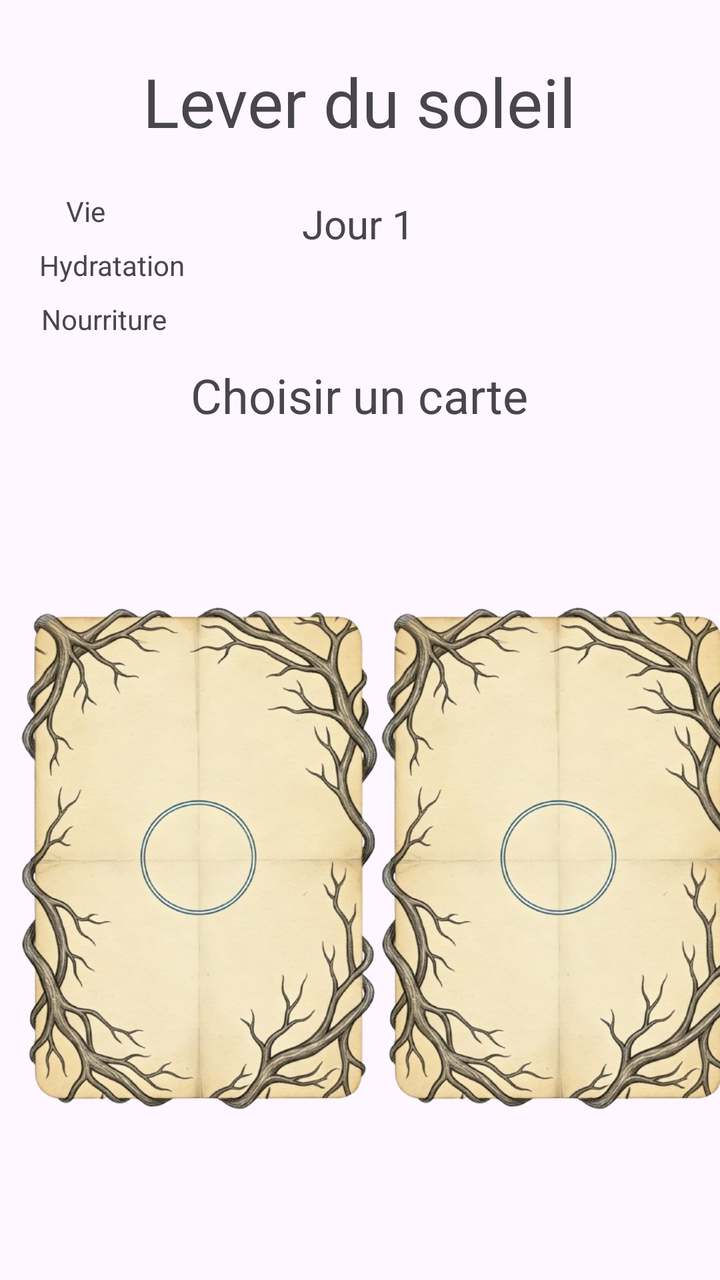
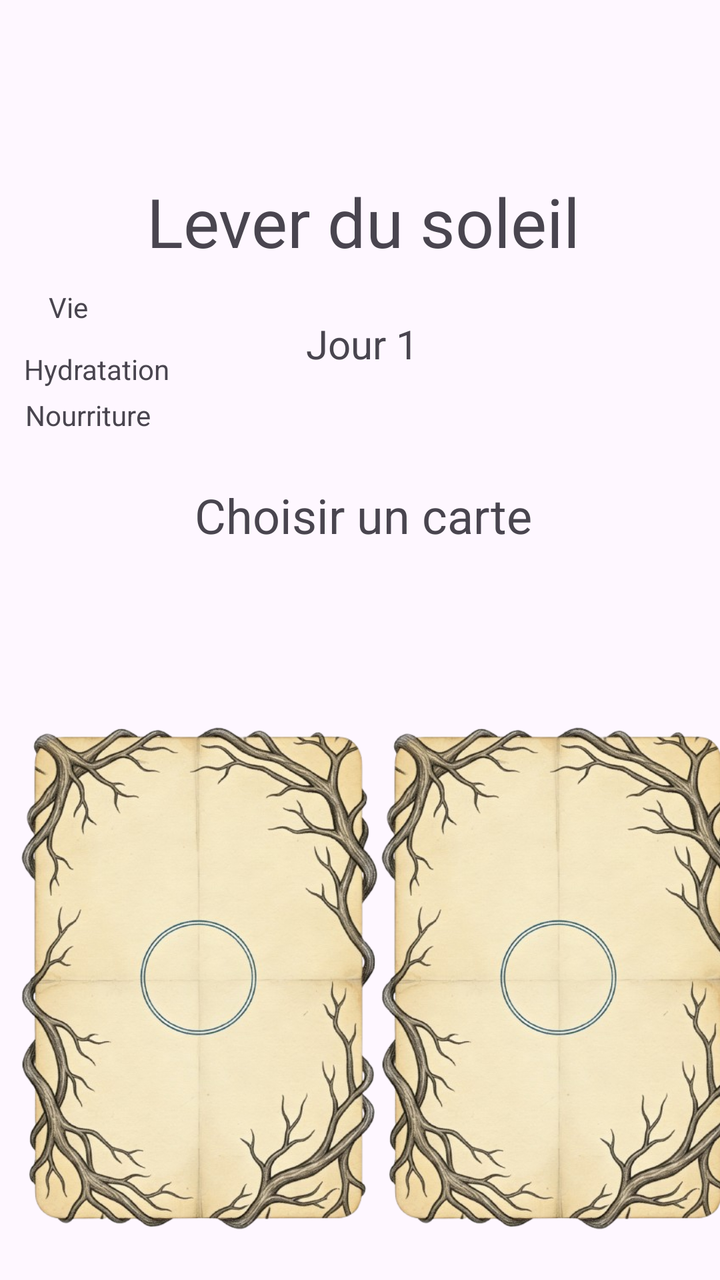

Screens rendered from an Android XML layout before and after an edit, with the pre-edit source and the edit as a unified diff.
<!-- AndroidManifest.xml: application theme Theme.Apocalypse -->
<!-- res/layout/choix_view.xml -->
<?xml version="1.0" encoding="utf-8"?>
<androidx.constraintlayout.widget.ConstraintLayout xmlns:android="http://schemas.android.com/apk/res/android"
    xmlns:app="http://schemas.android.com/apk/res-auto"
    xmlns:tools="http://schemas.android.com/tools"
    android:id="@+id/main"
    android:layout_width="match_parent"
    android:layout_height="match_parent"
    tools:context=".MainActivity">

    <TextView
        android:id="@+id/tvLeverSoleil"
        android:layout_width="wrap_content"
        android:layout_height="wrap_content"
        android:layout_marginTop="28dp"
        android:text="Lever du soleil"
        android:textSize="34sp"
        app:layout_constraintEnd_toEndOf="parent"
        app:layout_constraintHorizontal_bias="0.497"
        app:layout_constraintStart_toStartOf="parent"
        app:layout_constraintTop_toTopOf="parent" />

    <TextView
        android:id="@+id/tvJour"
        android:layout_width="wrap_content"
        android:layout_height="wrap_content"
        android:layout_marginTop="25dp"
        android:text="Jour 1"
        android:textSize="20sp"
        app:layout_constraintEnd_toEndOf="@+id/tvLeverSoleil"
        app:layout_constraintHorizontal_bias="0.497"
        app:layout_constraintStart_toStartOf="@+id/tvLeverSoleil"
        app:layout_constraintTop_toBottomOf="@+id/tvLeverSoleil" />

    <TextView
        android:id="@+id/tvInstruction"
        android:layout_width="wrap_content"
        android:layout_height="wrap_content"
        android:layout_marginTop="56dp"
        android:text="Choisir un carte"
        android:textSize="24sp"
        app:layout_constraintEnd_toEndOf="@+id/tvJour"
        app:layout_constraintHorizontal_bias="0.497"
        app:layout_constraintStart_toStartOf="@+id/tvJour"
        app:layout_constraintTop_toBottomOf="@+id/tvJour" />

    <ImageView
        android:id="@+id/ivCarteBonus1"
        android:layout_width="179dp"
        android:layout_height="261dp"
        android:layout_marginStart="10dp"
        android:layout_marginTop="85dp"
        app:layout_constraintStart_toStartOf="parent"
        app:layout_constraintTop_toBottomOf="@+id/tvInstruction"
        app:srcCompat="@drawable/cartbonus" />

    <ImageView
        android:id="@+id/ivCarteBonus2"
        android:layout_width="179dp"
        android:layout_height="261dp"
        android:layout_marginStart="20dp"
        android:layout_marginTop="85dp"
        android:layout_marginEnd="10dp"
        app:layout_constraintEnd_toEndOf="parent"
        app:layout_constraintStart_toEndOf="@+id/ivCarteBonus1"
        app:layout_constraintTop_toBottomOf="@+id/tvInstruction"
        app:srcCompat="@drawable/cartbonus" />

    <TextView
        android:id="@+id/tvPtsVie"
        android:layout_width="wrap_content"
        android:layout_height="wrap_content"
        android:layout_marginTop="96dp"
        android:text="Vie"
        app:layout_constraintEnd_toStartOf="@+id/tvJour"
        app:layout_constraintHorizontal_bias="0.252"
        app:layout_constraintStart_toStartOf="parent"
        app:layout_constraintTop_toTopOf="parent" />

    <TextView
        android:id="@+id/tvPtsHydra"
        android:layout_width="wrap_content"
        android:layout_height="wrap_content"
        android:layout_marginTop="8dp"
        android:text="Hydratation"
        app:layout_constraintEnd_toStartOf="@+id/tvJour"
        app:layout_constraintHorizontal_bias="0.252"
        app:layout_constraintStart_toStartOf="parent"
        app:layout_constraintTop_toBottomOf="@+id/tvPtsVie" />

    <TextView
        android:id="@+id/tvPtsSasiete"
        android:layout_width="wrap_content"
        android:layout_height="wrap_content"
        android:layout_marginTop="8dp"
        android:text="Nourriture"
        app:layout_constraintEnd_toStartOf="@+id/tvJour"
        app:layout_constraintHorizontal_bias="0.233"
        app:layout_constraintStart_toStartOf="parent"
        app:layout_constraintTop_toBottomOf="@+id/tvPtsHydra" />

</androidx.constraintlayout.widget.ConstraintLayout>
<!-- resources referenced by this layout -->
<resources>
  <!-- drawable cartbonus: png bitmap (drawable, 444758 bytes) -->
  <style name="Theme.Apocalypse" parent="Base.Theme.Apocalypse" />
  <style name="Base.Theme.Apocalypse" parent="Theme.Material3.DayNight.NoActionBar">
          
          
      </style>
</resources>

<!-- the commit's change to res/layout/choix_view.xml (unified diff, before → after) -->
@@ -11,11 +11,11 @@
         android:id="@+id/tvLeverSoleil"
         android:layout_width="wrap_content"
         android:layout_height="wrap_content"
-        android:layout_marginTop="28dp"
+        android:layout_marginTop="88dp"
         android:text="Lever du soleil"
         android:textSize="34sp"
         app:layout_constraintEnd_toEndOf="parent"
-        app:layout_constraintHorizontal_bias="0.497"
+        app:layout_constraintHorizontal_bias="0.512"
         app:layout_constraintStart_toStartOf="parent"
         app:layout_constraintTop_toTopOf="parent" />
 
@@ -66,36 +66,36 @@
         app:srcCompat="@drawable/cartbonus" />
 
     <TextView
-        android:id="@+id/tvPtsVie"
+        android:id="@+id/tvPtsSasiete"
         android:layout_width="wrap_content"
         android:layout_height="wrap_content"
-        android:layout_marginTop="96dp"
-        android:text="Vie"
+        android:layout_marginTop="4dp"
+        android:text="Nourriture"
         app:layout_constraintEnd_toStartOf="@+id/tvJour"
-        app:layout_constraintHorizontal_bias="0.252"
+        app:layout_constraintHorizontal_bias="0.139"
         app:layout_constraintStart_toStartOf="parent"
-        app:layout_constraintTop_toTopOf="parent" />
+        app:layout_constraintTop_toBottomOf="@+id/tvPtsHydra" />
 
     <TextView
         android:id="@+id/tvPtsHydra"
         android:layout_width="wrap_content"
         android:layout_height="wrap_content"
-        android:layout_marginTop="8dp"
+        android:layout_marginTop="12dp"
         android:text="Hydratation"
         app:layout_constraintEnd_toStartOf="@+id/tvJour"
-        app:layout_constraintHorizontal_bias="0.252"
+        app:layout_constraintHorizontal_bias="0.15"
         app:layout_constraintStart_toStartOf="parent"
         app:layout_constraintTop_toBottomOf="@+id/tvPtsVie" />
 
     <TextView
-        android:id="@+id/tvPtsSasiete"
+        android:id="@+id/tvPtsVie"
         android:layout_width="wrap_content"
         android:layout_height="wrap_content"
-        android:layout_marginTop="8dp"
-        android:text="Nourriture"
+        android:layout_marginTop="144dp"
+        android:text="Vie"
         app:layout_constraintEnd_toStartOf="@+id/tvJour"
-        app:layout_constraintHorizontal_bias="0.233"
+        app:layout_constraintHorizontal_bias="0.182"
         app:layout_constraintStart_toStartOf="parent"
-        app:layout_constraintTop_toBottomOf="@+id/tvPtsHydra" />
+        app:layout_constraintTop_toTopOf="parent" />
 
 </androidx.constraintlayout.widget.ConstraintLayout>
